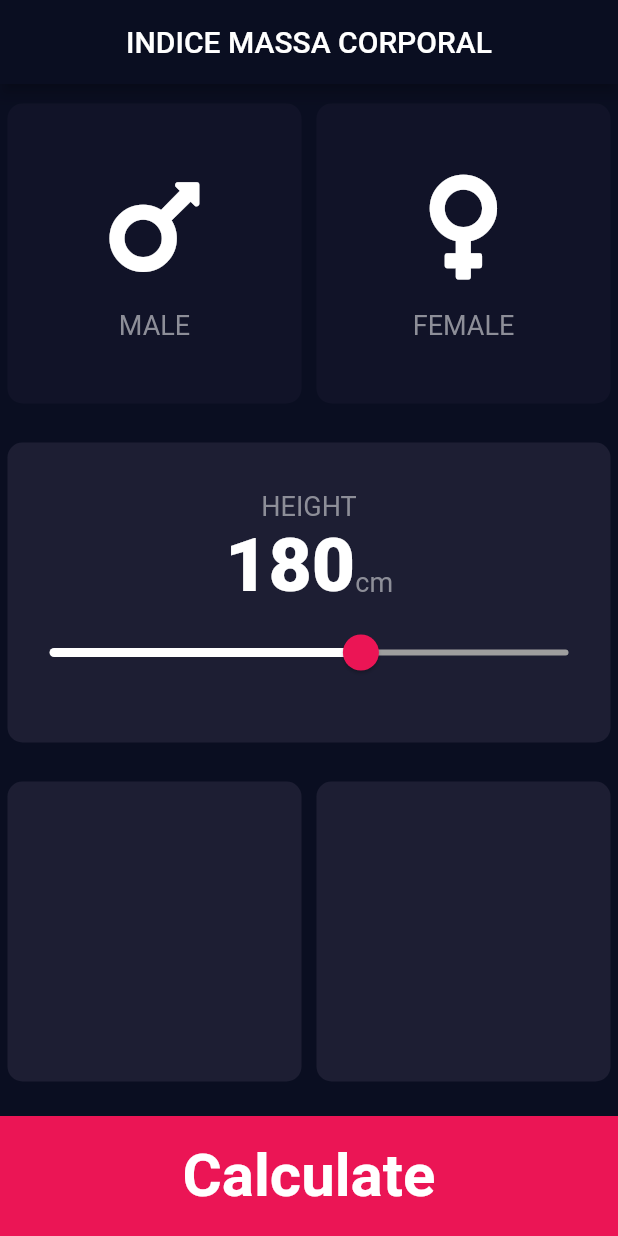
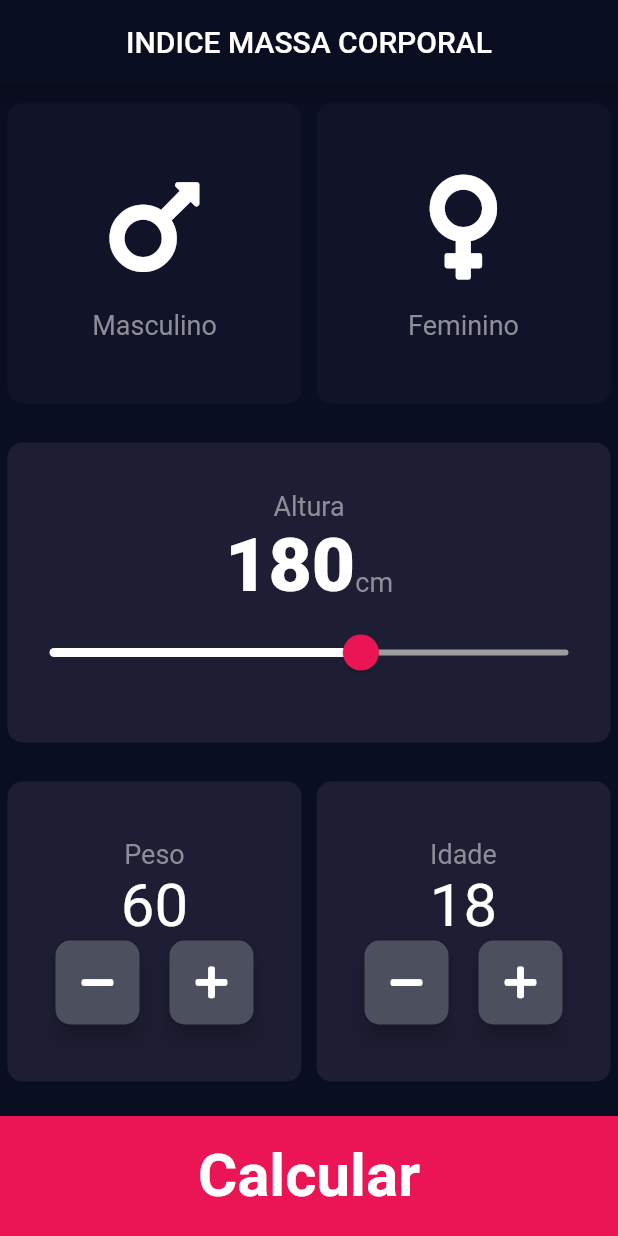
Before and after one commit to edilson14/bmi_calculator, a Flutter app: the screen it shows after launch, on a phone screen of 412 x 824 dp. Run offline on Flutter 3.47's test engine with Material 2 defaults, Android fonts, the phone set to English and light mode, and no system bars; our stand-ins replace font_awesome_flutter.

Commit message:
first screen complete

```diff
--- a/lib/components/controlers.dart
+++ b/lib/components/controlers.dart
@@ -1,43 +1,64 @@
 import 'package:flutter/material.dart';
 import 'package:font_awesome_flutter/font_awesome_flutter.dart';
 
-class Controler extends StatelessWidget {
+//Components
+import 'roundIconButton.dart';
+// Environments
+import '../environments/constants.dart';
+
+class Controller extends StatefulWidget {
   final String label;
-  Controler({this.label});
+  int value;
+
+  Controller({
+    this.label,
+    this.value,
+  });
+  @override
+  _ControllerState createState() => _ControllerState();
+}
+
+class _ControllerState extends State<Controller> {
+  void _increment() {
+    setState(() {
+      widget.value++;
+    });
+  }
+
+  void _decrement() {
+    setState(() {
+      widget.value--;
+    });
+  }
+
   @override
   Widget build(BuildContext context) {
     return Column(
+      mainAxisAlignment: MainAxisAlignment.center,
       children: <Widget>[
         Text(
-          label,
-          style: TextStyle(
-            color: Colors.white,
-            fontSize: 20.0,
-          ),
+          widget.label,
+          style: kLabelStyle,
         ),
         Text(
-          label,
+          widget.value.toString(),
           style: TextStyle(
             fontSize: 40.0,
           ),
         ),
         Row(
+          mainAxisAlignment: MainAxisAlignment.center,
           children: <Widget>[
-            OutlineButton(
-              onPressed: null,
-              child: Icon(
-                Icons.add,
-              ),
+            RoundIconButton(
+              onPressedCallBack: () => _decrement(),
+              icon: FontAwesomeIcons.minus,
             ),
             SizedBox(
-              width: 10,
+              width: 20,
             ),
-            OutlineButton(
-              color: Colors.white,
-              onPressed: null,
-              child: Icon(
-                FontAwesomeIcons.minus,
-              ),
+            RoundIconButton(
+              onPressedCallBack: () => _increment(),
+              icon: FontAwesomeIcons.plus,
             ),
           ],
         )
--- /dev/null
+++ b/lib/components/roundIconButton.dart
@@ -0,0 +1,27 @@
+import 'package:flutter/material.dart';
+
+class RoundIconButton extends StatelessWidget {
+  final Function onPressedCallBack;
+  final IconData icon;
+  RoundIconButton({
+    @required this.onPressedCallBack,
+    @required this.icon,
+  });
+
+  @override
+  Widget build(BuildContext context) {
+    return RawMaterialButton(
+      onPressed: onPressedCallBack,
+      child: Icon(icon),
+      elevation: 6.0,
+      shape: RoundedRectangleBorder(
+        borderRadius: BorderRadius.circular(10),
+      ),
+      fillColor: Color(0XFF4C4F5E),
+      constraints: BoxConstraints.tightFor(
+        width: 56.0,
+        height: 56.0,
+      ),
+    );
+  }
+}
--- a/lib/components/slider.dart
+++ b/lib/components/slider.dart
@@ -17,7 +17,7 @@ class _MySliderState extends State<MySlider> {
       mainAxisAlignment: MainAxisAlignment.center,
       children: <Widget>[
         Text(
-          'HEIGHT',
+          'Altura',
           style: kLabelStyle,
         ),
         Row(
--- a/lib/pages/home.dart
+++ b/lib/pages/home.dart
@@ -1,3 +1,4 @@
+import 'package:bmi_calculator/components/controlers.dart';
 import 'package:flutter/material.dart';
 import 'package:flutter/painting.dart';
 import 'package:font_awesome_flutter/font_awesome_flutter.dart';
@@ -15,9 +16,11 @@ class InputPage extends StatefulWidget {
   _InputPageState createState() => _InputPageState();
 }
 
-int startHeight = 180;
+class _InputPageState extends State<InputPage> {
+  int startHeight = 180;
+  int startWeight = 60;
+  int startAge = 18;
 
-class _InputPageState extends State<InputPage> {
   @override
   Widget build(BuildContext context) {
     return Scaffold(
@@ -36,7 +39,7 @@ class _InputPageState extends State<InputPage> {
                         ? kActiveCardColor
                         : kInactiveCardColor,
                     cardChild: IconContent(
-                      contentText: 'MALE',
+                      contentText: 'Masculino',
                       cardIcon: FontAwesomeIcons.mars,
                     ),
                     onTapCallBack: () {
@@ -53,7 +56,7 @@ class _InputPageState extends State<InputPage> {
                             ? kActiveCardColor
                             : kInactiveCardColor,
                     cardChild: IconContent(
-                      contentText: 'FEMALE',
+                      contentText: 'Feminino',
                       cardIcon: FontAwesomeIcons.venus,
                     ),
                     onTapCallBack: () {
@@ -84,11 +87,19 @@ class _InputPageState extends State<InputPage> {
                 Expanded(
                   child: ReusableCard(
                     backgroundColor: kActiveCardColor,
+                    cardChild: Controller(
+                      label: 'Peso',
+                      value: startWeight,
+                    ),
                   ),
                 ),
                 Expanded(
                   child: ReusableCard(
                     backgroundColor: kActiveCardColor,
+                    cardChild: Controller(
+                      label: 'Idade',
+                      value: startAge,
+                    ),
                   ),
                 ),
               ],
@@ -103,7 +114,7 @@ class _InputPageState extends State<InputPage> {
               child: FlatButton(
                 onPressed: null,
                 child: Text(
-                  'Calculate',
+                  'Calcular',
                   style: TextStyle(
                     fontWeight: FontWeight.bold,
                     color: Colors.white,
```
